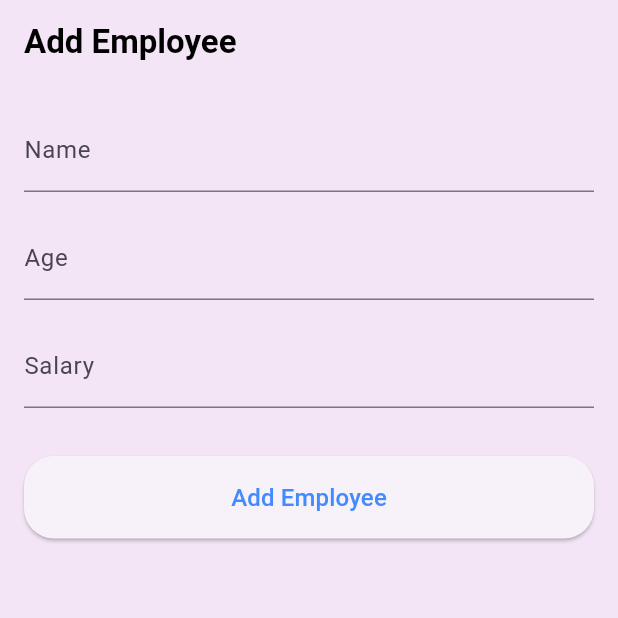
After one commit to srdev21/contact_app_assignment, a Flutter app: the AddEmployeeScreen screen opened directly, on a phone screen of 412 x 824 dp, the top half of it. The commit adds this screen. Run offline on Flutter 3.47's test engine with Material 3 defaults, Android fonts, the phone set to English and light mode, and no system bars.

Commit message:
second time commit

```diff
--- a/lib/main.dart
+++ b/lib/main.dart
@@ -56,6 +56,7 @@ class _ContactListScreenState extends State<ContactListScreen> {
             IconButton(
               icon: Icon(Icons.delete, color: Colors.red),
               onPressed: () {
+
                 setState(() {
                   contacts.removeAt(index);
                 });
@@ -67,6 +68,10 @@ class _ContactListScreenState extends State<ContactListScreen> {
       },
     );
   }
+  MySnackBar(message,context){
+    return ScaffoldMessenger.of(context).showSnackBar(SnackBar(content: Text(message)));
+  }
+
 // Define a reusable button style
   final ButtonStyle buttonStyle = ElevatedButton.styleFrom(
     backgroundColor: Colors.blueGrey,
@@ -137,6 +142,7 @@ class _ContactListScreenState extends State<ContactListScreen> {
                 itemBuilder: (context, index)
 
                 {
+
                   return Container(
                       margin: EdgeInsets.symmetric(vertical: 4), // Adds spacing between items
                   decoration: BoxDecoration(
--- /dev/null
+++ b/lib/ui_test.dart
@@ -0,0 +1,92 @@
+import 'package:flutter/material.dart';
+
+void main() {
+  runApp(const MyApp());
+}
+
+class MyApp extends StatelessWidget {
+  const MyApp({super.key});
+
+  @override
+  Widget build(BuildContext context) {
+    return MaterialApp(
+      debugShowCheckedModeBanner: false,
+      home: AddEmployeeScreen(),
+    );
+  }
+}
+
+class AddEmployeeScreen extends StatelessWidget {
+  AddEmployeeScreen({super.key});
+
+  final _formKey = GlobalKey<FormState>();
+
+  @override
+  Widget build(BuildContext context) {
+    return Scaffold(
+      backgroundColor: Colors.purple[50],
+      appBar: AppBar(
+        backgroundColor: Colors.transparent,
+        elevation: 0,
+        title: const Text(
+          'Add Employee',
+          style: TextStyle(color: Colors.black, fontWeight:  FontWeight.bold),
+        ),
+        iconTheme: const IconThemeData(color: Colors.black),
+      ),
+      body: Padding(
+        padding: const EdgeInsets.all(16.0),
+        child: Form(
+          key: _formKey,
+          child: Column(
+            crossAxisAlignment: CrossAxisAlignment.stretch,
+            children: [
+               TextFormField(
+                decoration: InputDecoration(
+                  labelText: 'Name',
+                  border: UnderlineInputBorder(),
+                ),
+              ),
+              const SizedBox(height: 16),
+               TextFormField(
+                decoration: InputDecoration(
+                  labelText: 'Age',
+                  border: UnderlineInputBorder(),
+                ),
+                keyboardType: TextInputType.number,
+              ),
+              const SizedBox(height: 16),
+               TextFormField(
+                decoration: InputDecoration(
+                  labelText: 'Salary',
+                  border: UnderlineInputBorder(),
+                ),
+                keyboardType: TextInputType.number,
+              ),
+              const SizedBox(height: 32),
+              ElevatedButton(
+                onPressed: () {
+                  if (_formKey.currentState?.validate() ?? false) {
+                    // Handle form submission
+                  }
+                },
+                style: ElevatedButton.styleFrom(
+                  shape: RoundedRectangleBorder(
+                    borderRadius: BorderRadius.circular(20),
+                  ),
+                ),
+                child: const Padding(
+                  padding: EdgeInsets.symmetric(vertical: 16.0),
+                  child: Text(
+                    'Add Employee',
+                    style: TextStyle(fontSize: 16, color: Colors.blueAccent),
+                  ),
+                ),
+              ),
+            ],
+          ),
+        ),
+      ),
+    );
+  }
+}
```
